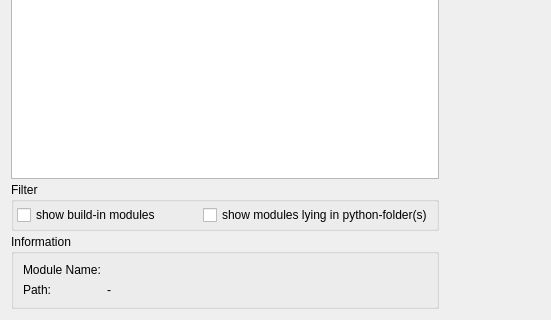
The window that Qitom/ui/dialogReloadModule.ui (itom-project/itom) describes before a commit, drawn with Qt 5; both pictures show x 0 to 551 and y 161 to 481 of the 551 by 481 pixel window.
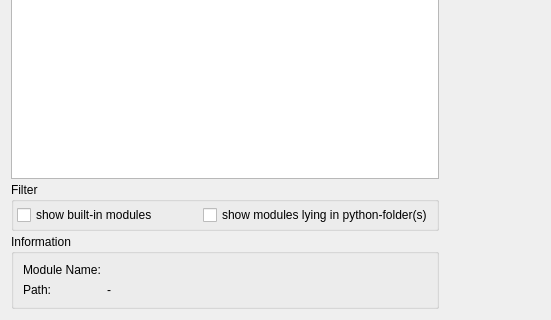
The same window after the commit.

What changed in the file:
```diff
--- a/Qitom/ui/dialogReloadModule.ui
+++ b/Qitom/ui/dialogReloadModule.ui
@@ -73,7 +73,7 @@
         <item>
          <widget class="QCheckBox" name="checkShowBuildin">
           <property name="text">
-           <string>show build-in modules</string>
+           <string>show built-in modules</string>
           </property>
          </widget>
         </item>
```
